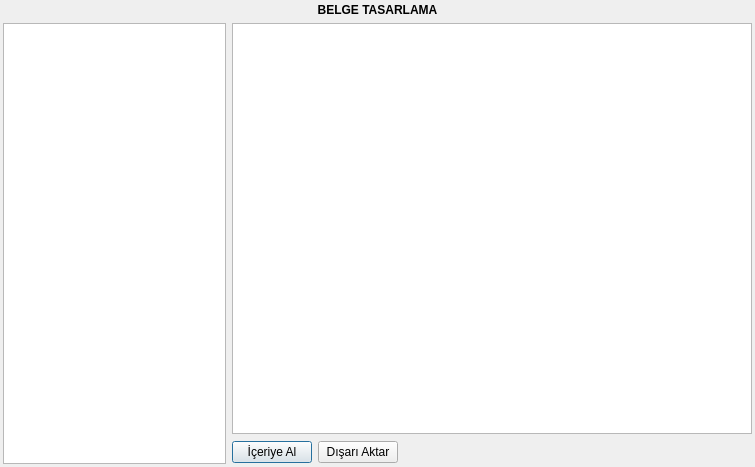
Above: TASARIMCI/tasarim_menu_batch.ui from adakteknoloji/FRAMEWORK before the change. Below: the same form after it.
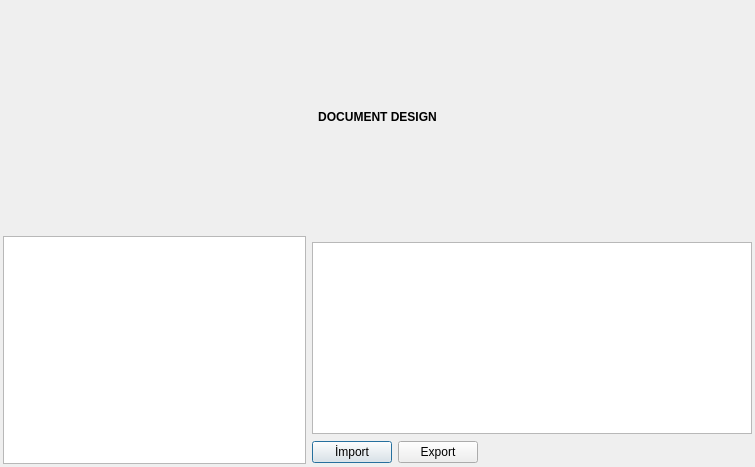
That is the form after the change.

Commit message: tasarım batch çevirisi yapıldı

Diff of the .ui file:
```diff
--- a/TASARIMCI/tasarim_menu_batch.ui
+++ b/TASARIMCI/tasarim_menu_batch.ui
@@ -19,23 +19,23 @@
   <property name="windowTitle">
    <string>Dialog</string>
   </property>
-  <layout class="QGridLayout" name="gridLayout_2" rowstretch="1,80,1" columnstretch="30,70">
+  <layout class="QGridLayout" name="gridLayout_2" rowstretch="1,0,0,0" columnstretch="30,0">
    <property name="margin">
     <number>3</number>
    </property>
-   <item row="2" column="1">
+   <item row="3" column="1">
     <layout class="QGridLayout" name="gridLayout">
      <item row="0" column="0">
       <widget class="QPushButton" name="pushButton_import">
        <property name="text">
-        <string>İçeriye Al</string>
+        <string>İmport</string>
        </property>
       </widget>
      </item>
      <item row="0" column="1">
       <widget class="QPushButton" name="pushButton_export">
        <property name="text">
-        <string>Dışarı Aktar</string>
+        <string>Export</string>
        </property>
       </widget>
      </item>
@@ -64,10 +64,7 @@
      </item>
     </layout>
    </item>
-   <item row="1" column="1">
-    <widget class="QTableWidget" name="tableWidget_alt_tasarimlar"/>
-   </item>
-   <item row="1" column="0" rowspan="2">
+   <item row="1" column="0" rowspan="3">
     <widget class="QTableWidget" name="tableWidget_tasarimlar">
      <property name="alternatingRowColors">
       <bool>true</bool>
@@ -89,13 +86,16 @@
       </font>
      </property>
      <property name="text">
-      <string>BELGE TASARLAMA</string>
+      <string>DOCUMENT DESIGN</string>
      </property>
      <property name="alignment">
       <set>Qt::AlignCenter</set>
      </property>
     </widget>
    </item>
+   <item row="2" column="1">
+    <widget class="QTableWidget" name="tableWidget_alt_tasarimlar"/>
+   </item>
   </layout>
  </widget>
  <resources/>
```
The commit also changes 15 other files.
